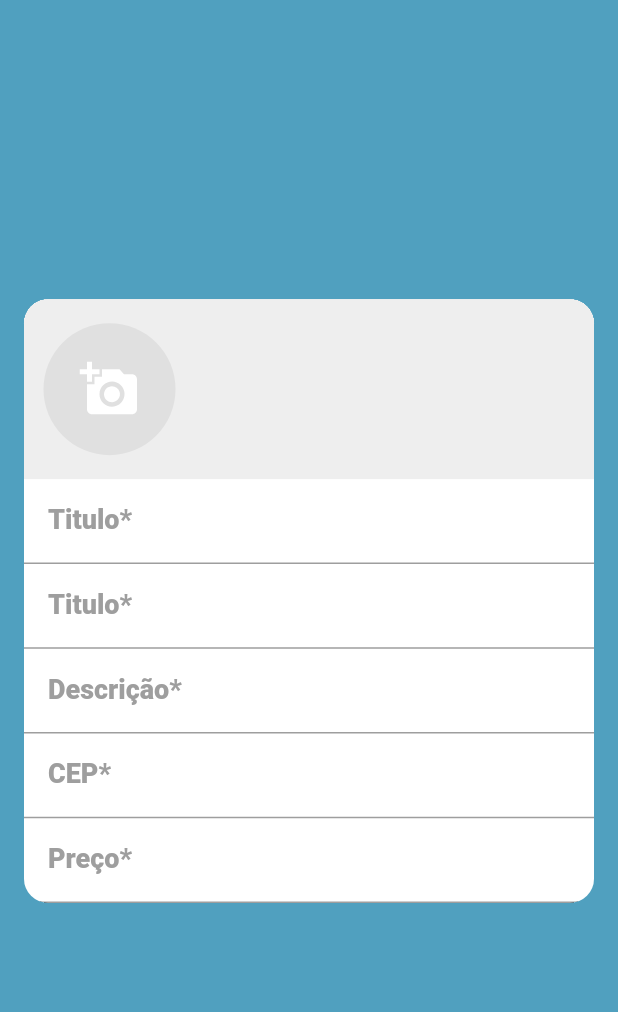
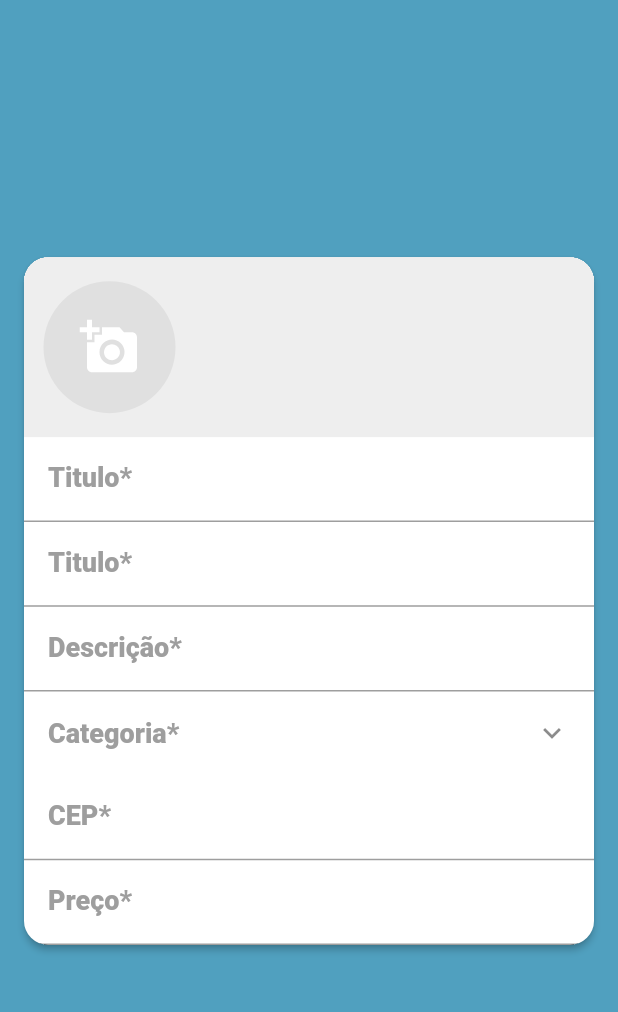
Before and after one commit to LucasTheisen31/xlo_mobx, a Flutter app: the CreateAnuncioScreen screen opened directly, on a phone screen of 412 x 824 dp, the part 59-1071 px from its top. Run offline on Flutter 3.47's test engine with Material 2 defaults, Android fonts, the phone set to English and light mode, and no system bars; our stand-ins replace brasil_fields, flutter_mobx, flutter_svg, get_it, image_cropper, image_picker and 2 more; missing offline and left inert: cupertino_list_tile; generated files the repository leaves out were written again; network calls fail.

Commit message:
Commit 3 30/06/22

```diff
--- a/lib/screens/cadastro/cadastro_screen.dart
+++ b/lib/screens/cadastro/cadastro_screen.dart
@@ -29,7 +29,7 @@ class CadastroScreen extends StatelessWidget {
                 margin: const EdgeInsets.symmetric(horizontal: 32),
                 shape: RoundedRectangleBorder(
                     borderRadius: BorderRadius.circular(16)),
-                elevation: 8,
+                elevation: 2,
                 child: Padding(
                   padding: const EdgeInsets.all(16),
                   child: Column(
--- a/lib/screens/category/category_screen.dart
+++ b/lib/screens/category/category_screen.dart
@@ -21,14 +21,13 @@ class CategoryScreen extends StatelessWidget {
     return Scaffold(
       appBar: AppBar(
         title: Text('Categorias'),
-        centerTitle: true,
       ),
       body: Center(
         child: Card(
           margin: EdgeInsets.fromLTRB(32, 12, 32, 32),
           shape:
               RoundedRectangleBorder(borderRadius: BorderRadius.circular(16)),
-          elevation: 0,
+          elevation: 2,
           child: Observer(
             builder: (context) {
               if (categoryStore.error != null) {
@@ -62,12 +61,13 @@ class CategoryScreen extends StatelessWidget {
                       child: Container(
                         height: 50,
                         color: categories[index].id == selected?.id
-                            ? Color.fromRGBO(80, 160, 191, 1)
+                            ? Color.fromRGBO(80, 160, 191, 1).withAlpha(50)
                             : null,
                         alignment: Alignment.center,
                         child: Text(
                           categories[index].description,
                           style: TextStyle(
+                            color: Colors.grey[700],
                             fontWeight: categories[index].id == selected?.id
                                 ? FontWeight.bold
                                 : null,
--- a/lib/screens/create_anuncio/components/category_field.dart
+++ b/lib/screens/create_anuncio/components/category_field.dart
@@ -1,4 +1,6 @@
 import 'package:flutter/material.dart';
+import 'package:flutter_mobx/flutter_mobx.dart';
+import 'package:xlo_mobx/screens/category/category_screen.dart';
 import 'package:xlo_mobx/stores/category_store.dart';
 import 'package:xlo_mobx/stores/create_store.dart';
 
@@ -9,6 +11,50 @@ class CategoryField extends StatelessWidget {
 
   @override
   Widget build(BuildContext context) {
-    return Container();
+    return Observer(
+      builder: (context) {
+        return ListTile(
+          title: createStore.category == null
+              ? Text(
+                  'Categoria*',
+                  style: TextStyle(
+                    fontWeight: FontWeight.w800,
+                    color: Colors.grey,
+                    fontSize: 18,
+                  ),
+                )
+              : Text(
+                  'Categoria*',
+                  style: TextStyle(
+                    fontWeight: FontWeight.w700,
+                    color: Colors.grey,
+                    fontSize: 14,
+                  ),
+                ),
+          subtitle: createStore.category == null
+              ? null
+              : Text(
+                  '${createStore.category!.description}',
+                  style: TextStyle(
+                    fontSize: 16,
+                    color: Colors.black,
+                  ),
+                ),
+          trailing: Icon(Icons.keyboard_arrow_down),
+          onTap: () async {
+            final category = await showDialog(
+              context: context,
+              builder: (context) => CategoryScreen(
+                showAll: false,
+                selected: createStore.category,
+              ),
+            );
+            if (category != null) {
+              createStore.setCategory(category);
+            }
+          },
+        );
+      },
+    );
   }
 }
--- a/lib/screens/create_anuncio/create_anuncio_screen.dart
+++ b/lib/screens/create_anuncio/create_anuncio_screen.dart
@@ -34,7 +34,7 @@ class CreateAnuncioScreen extends StatelessWidget {
           shape: RoundedRectangleBorder(
             borderRadius: BorderRadius.circular(16),
           ),
-          elevation: 0,
+          elevation: 2,
           child: Column(
             //menor altura possivel
             mainAxisSize: MainAxisSize.min,
--- a/lib/screens/login/login_screen.dart
+++ b/lib/screens/login/login_screen.dart
@@ -28,7 +28,7 @@ class LoginScreen extends StatelessWidget {
             shape: RoundedRectangleBorder(
               borderRadius: BorderRadius.circular(16),
             ),
-            elevation: 0,
+            elevation: 2,
             child: Padding(
               padding: EdgeInsets.all(16),
               child: Column(
@@ -139,7 +139,7 @@ class LoginScreen extends StatelessWidget {
                                 color: Colors.white,
                               )
                             : Text('ENTRAR'),
-                        elevation: 0,
+                        elevation: 2,
                         textColor: Colors.white,
                         color: Color.fromRGBO(80, 160, 191, 1),
                         shape: RoundedRectangleBorder(
```
Also changed, not shown: lib/stores/create_store.dart (+9 -0 lines), lib/stores/create_store.g.dart.
